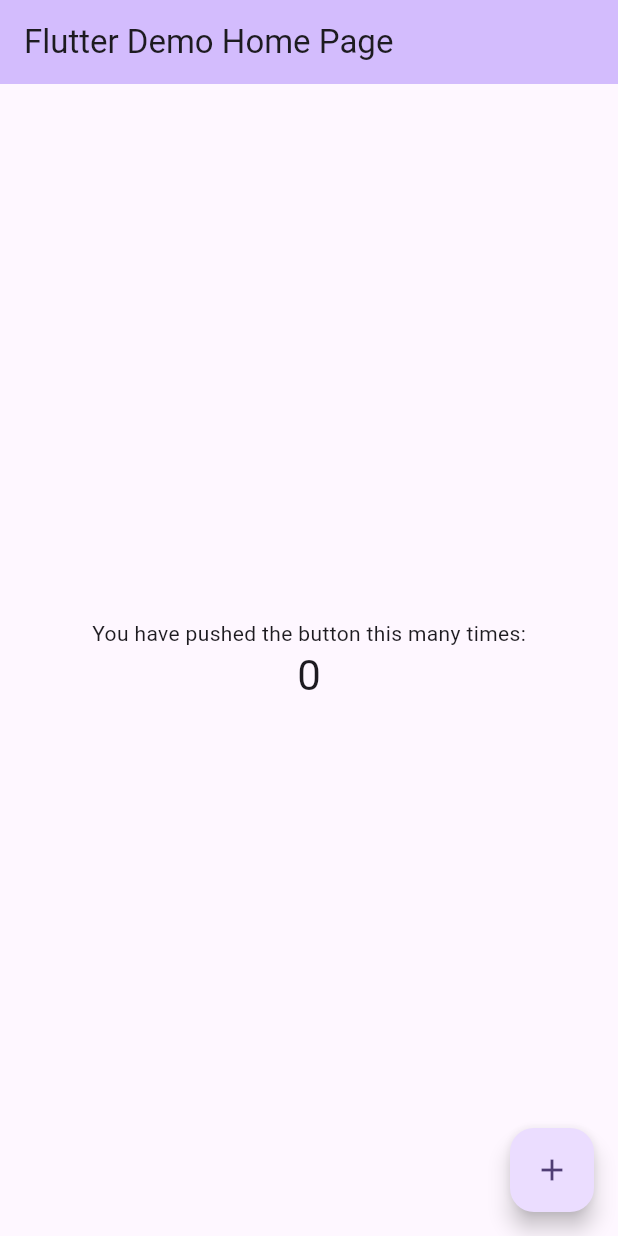
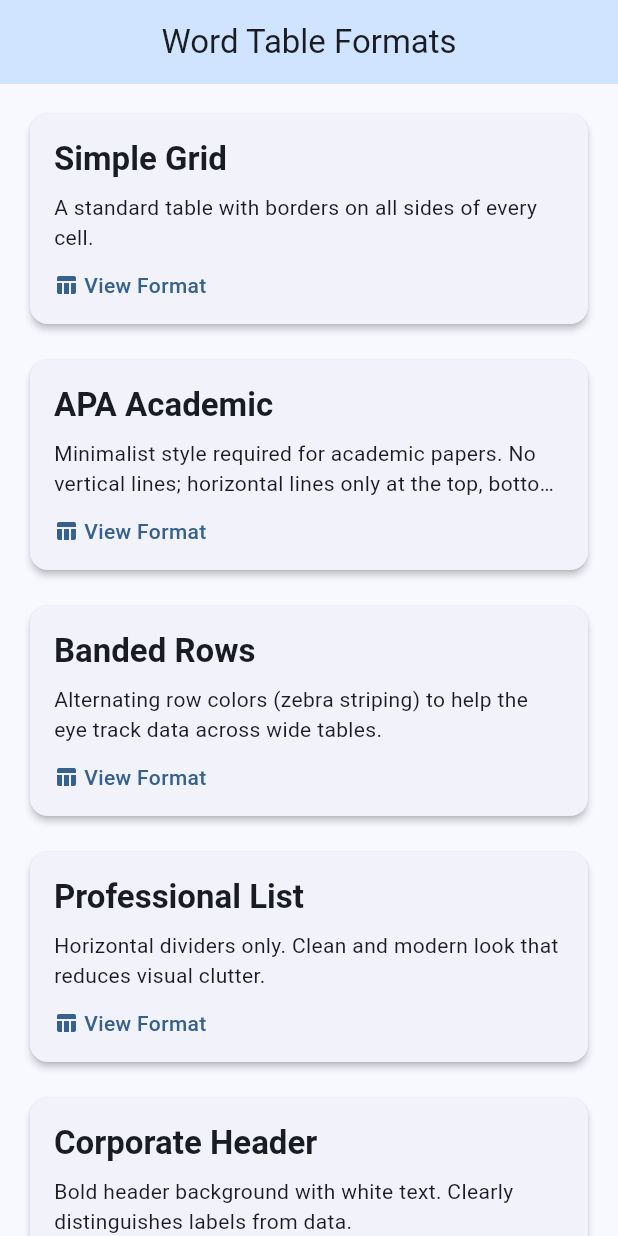
Before and after one commit to could-ai/019ae277-2196-7bca-9d03-e1aa811c6b36, a Flutter app: the screen it shows after launch, on a phone screen of 412 x 824 dp. Run offline on Flutter 3.47's test engine with Material 3 defaults, Android fonts, the phone set to English and light mode, and no system bars.

Commit message:
Initialize main application entry point with proper routing and theme configuration.; Create data model for table styles.; Create mock data for various Word table formats.; Create Home Screen to list available table formats.; Create a card widget to preview table styles in the list.; Create detail screen to show specific table format and instructions.; Create a reusable widget to render different table styles visually.

```diff
--- /dev/null
+++ b/usr/lib/data/table_data.dart
@@ -0,0 +1,39 @@
+import '../models/table_style.dart';
+
+final List<TableStyle> tableStyles = [
+  const TableStyle(
+    id: '1',
+    name: 'Simple Grid',
+    description: 'A standard table with borders on all sides of every cell.',
+    usage: 'General purpose data presentation where cell separation is critical.',
+    type: TableType.simpleGrid,
+  ),
+  const TableStyle(
+    id: '2',
+    name: 'APA Academic',
+    description: 'Minimalist style required for academic papers. No vertical lines; horizontal lines only at the top, bottom, and under the header.',
+    usage: 'Research papers, academic journals, and formal publications.',
+    type: TableType.apaAcademic,
+  ),
+  const TableStyle(
+    id: '3',
+    name: 'Banded Rows',
+    description: 'Alternating row colors (zebra striping) to help the eye track data across wide tables.',
+    usage: 'Financial reports, inventories, and long lists of data.',
+    type: TableType.bandedRows,
+  ),
+  const TableStyle(
+    id: '4',
+    name: 'Professional List',
+    description: 'Horizontal dividers only. Clean and modern look that reduces visual clutter.',
+    usage: 'Resumes, invoices, and modern business documents.',
+    type: TableType.listTable,
+  ),
+  const TableStyle(
+    id: '5',
+    name: 'Corporate Header',
+    description: 'Bold header background with white text. Clearly distinguishes labels from data.',
+    usage: 'Business presentations, marketing materials, and executive summaries.',
+    type: TableType.colorfulHeader,
+  ),
+];
--- a/usr/lib/main.dart
+++ b/usr/lib/main.dart
@@ -1,4 +1,5 @@
 import 'package:flutter/material.dart';
+import 'screens/home_screen.dart';
 
 void main() {
   runApp(const MyApp());
@@ -7,117 +8,23 @@ void main() {
 class MyApp extends StatelessWidget {
   const MyApp({super.key});
 
-  // This widget is the root of your application.
   @override
   Widget build(BuildContext context) {
     return MaterialApp(
-      title: 'Flutter Demo',
+      title: 'Word Table Formats',
       debugShowCheckedModeBanner: false,
       theme: ThemeData(
-        // This is the theme of your application.
-        //
-        // TRY THIS: Try running your application with "flutter run". You'll see
-        // the application has a purple toolbar. Then, without quitting the app,
-        // try changing the seedColor in the colorScheme below to Colors.green
-        // and then invoke "hot reload" (save your changes or press the "hot
-        // reload" button in a Flutter-supported IDE, or press "r" if you used
-        // the command line to start the app).
-        //
-        // Notice that the counter didn't reset back to zero; the application
-        // state is not lost during the reload. To reset the state, use hot
-        // restart instead.
-        //
-        // This works for code too, not just values: Most code changes can be
-        // tested with just a hot reload.
-        colorScheme: ColorScheme.fromSeed(seedColor: Colors.deepPurple),
+        colorScheme: ColorScheme.fromSeed(seedColor: Colors.blue),
+        useMaterial3: true,
+        appBarTheme: const AppBarTheme(
+          centerTitle: true,
+          elevation: 0,
+        ),
       ),
       initialRoute: '/',
       routes: {
-        '/': (context) => const MyHomePage(title: 'Flutter Demo Home Page'),
+        '/': (context) => const HomeScreen(),
       },
     );
   }
 }
-
-class MyHomePage extends StatefulWidget {
-  const MyHomePage({super.key, required this.title});
-
-  // This widget is the home page of your application. It is stateful, meaning
-  // that it has a State object (defined below) that contains fields that affect
-  // how it looks.
-
-  // This class is the configuration for the state. It holds the values (in this
-  // case the title) provided by the parent (in this case the App widget) and
-  // used by the build method of the State. Fields in a Widget subclass are
-  // always marked "final".
-
-  final String title;
-
-  @override
-  State<MyHomePage> createState() => _MyHomePageState();
-}
-
-class _MyHomePageState extends State<MyHomePage> {
-  int _counter = 0;
-
-  void _incrementCounter() {
-    setState(() {
-      // This call to setState tells the Flutter framework that something has
-      // changed in this State, which causes it to rerun the build method below
-      // so that the display can reflect the updated values. If we changed
-      // _counter without calling setState(), then the build method would not be
-      // called again, and so nothing would appear to happen.
-      _counter++;
-    });
-  }
-
-  @override
-  Widget build(BuildContext context) {
-    // This method is rerun every time setState is called, for instance as done
-    // by the _incrementCounter method above.
-    //
-    // The Flutter framework has been optimized to make rerunning build methods
-    // fast, so that you can just rebuild anything that needs updating rather
-    // than having to individually change instances of widgets.
-    return Scaffold(
-      appBar: AppBar(
-        // TRY THIS: Try changing the color here to a specific color (to
-        // Colors.amber, perhaps?) and trigger a hot reload to see the AppBar
-        // change color while the other colors stay the same.
-        backgroundColor: Theme.of(context).colorScheme.inversePrimary,
-        // Here we take the value from the MyHomePage object that was created by
-        // the App.build method, and use it to set our appbar title.
-        title: Text(widget.title),
-      ),
-      body: Center(
-        // Center is a layout widget. It takes a single child and positions it
-        // in the middle of the parent.
-        child: Column(
-          // Column is also a layout widget. It takes a list of children and
-          // arranges them vertically. By default, it sizes itself to fit its
-          // children horizontally, and tries to be as tall as its parent.
-          //
-          // Column has various properties to control how it sizes itself and
-          // how it positions its children. Here we use mainAxisAlignment to
-          // center the children vertically; the main axis here is the vertical
-          // axis because Columns are vertical (the cross axis would be
-          // horizontal).
-          //
-          // TRY THIS: Invoke "debug painting" (choose the "Toggle Debug Paint"
-          // action in the IDE, or press "p" in the console), to see the
-          // wireframe for each widget.
-          mainAxisAlignment: MainAxisAlignment.center,
-          children: <Widget>[
-            const Text('You have pushed the button this many times:'),
-            Text('$_counter', style: Theme.of(context).textTheme.headlineMedium),
-          ],
-        ),
-      ),
-      floatingActionButton: FloatingActionButton(
-        onPressed: _incrementCounter,
-        tooltip: 'Increment',
-        child: const Icon(Icons.add),
-      ), // This trailing comma makes auto-formatting nicer for build methods.
-    );
-  }
-}
--- /dev/null
+++ b/usr/lib/models/table_style.dart
@@ -0,0 +1,24 @@
+class TableStyle {
+  final String id;
+  final String name;
+  final String description;
+  final String usage;
+  final TableType type;
+
+  const TableStyle({
+    required this.id,
+    required this.name,
+    required this.description,
+    required this.usage,
+    required this.type,
+  });
+}
+
+enum TableType {
+  simpleGrid,
+  listTable,
+  apaAcademic,
+  professionalReport,
+  bandedRows,
+  colorfulHeader,
+}
--- /dev/null
+++ b/usr/lib/screens/home_screen.dart
@@ -0,0 +1,39 @@
+import 'package:flutter/material.dart';
+import '../data/table_data.dart';
+import '../widgets/table_preview_card.dart';
+import 'table_detail_screen.dart';
+
+class HomeScreen extends StatelessWidget {
+  const HomeScreen({super.key});
+
+  @override
+  Widget build(BuildContext context) {
+    return Scaffold(
+      appBar: AppBar(
+        title: const Text('Word Table Formats'),
+        backgroundColor: Theme.of(context).colorScheme.primaryContainer,
+      ),
+      body: ListView.builder(
+        padding: const EdgeInsets.all(16),
+        itemCount: tableStyles.length,
+        itemBuilder: (context, index) {
+          final style = tableStyles[index];
+          return Padding(
+            padding: const EdgeInsets.only(bottom: 16),
+            child: TablePreviewCard(
+              style: style,
+              onTap: () {
+                Navigator.push(
+                  context,
+                  MaterialPageRoute(
+                    builder: (context) => TableDetailScreen(style: style),
+                  ),
+                );
+              },
+            ),
+          );
+        },
+      ),
+    );
+  }
+}
--- /dev/null
+++ b/usr/lib/screens/table_detail_screen.dart
@@ -0,0 +1,152 @@
+import 'package:flutter/material.dart';
+import '../models/table_style.dart';
+import '../widgets/word_table_renderer.dart';
+
+class TableDetailScreen extends StatelessWidget {
+  final TableStyle style;
+
+  const TableDetailScreen({super.key, required this.style});
+
+  @override
+  Widget build(BuildContext context) {
+    return Scaffold(
+      appBar: AppBar(
+        title: Text(style.name),
+      ),
+      body: SingleChildScrollView(
+        padding: const EdgeInsets.all(16.0),
+        child: Column(
+          crossAxisAlignment: CrossAxisAlignment.start,
+          children: [
+            // Visual Representation
+            Container(
+              width: double.infinity,
+              padding: const EdgeInsets.all(16),
+              decoration: BoxDecoration(
+                color: Colors.white,
+                border: Border.all(color: Colors.grey.shade300),
+                borderRadius: BorderRadius.circular(8),
+                boxShadow: [
+                  BoxShadow(
+                    color: Colors.grey.withOpacity(0.1),
+                    blurRadius: 4,
+                    offset: const Offset(0, 2),
+                  ),
+                ],
+              ),
+              child: Column(
+                crossAxisAlignment: CrossAxisAlignment.start,
+                children: [
+                  Text(
+                    "Preview",
+                    style: Theme.of(context).textTheme.labelLarge?.copyWith(
+                      color: Colors.grey.shade600,
+                    ),
+                  ),
+                  const SizedBox(height: 16),
+                  WordTableRenderer(type: style.type),
+                ],
+              ),
+            ),
+
+            const SizedBox(height: 24),
+
+            // Description Section
+            _buildSectionTitle(context, 'Description'),
+            Text(style.description, style: Theme.of(context).textTheme.bodyLarge),
+
+            const SizedBox(height: 24),
+
+            // Usage Section
+            _buildSectionTitle(context, 'Best Used For'),
+            Container(
+              padding: const EdgeInsets.all(12),
+              decoration: BoxDecoration(
+                color: Theme.of(context).colorScheme.secondaryContainer.withOpacity(0.3),
+                borderRadius: BorderRadius.circular(8),
+                border: Border.all(
+                  color: Theme.of(context).colorScheme.secondaryContainer,
+                ),
+              ),
+              child: Row(
+                children: [
+                  Icon(Icons.lightbulb_outline,
+                    color: Theme.of(context).colorScheme.secondary
+                  ),
+                  const SizedBox(width: 12),
+                  Expanded(
+                    child: Text(
+                      style.usage,
+                      style: Theme.of(context).textTheme.bodyMedium?.copyWith(
+                        color: Theme.of(context).colorScheme.onSurfaceVariant,
+                      ),
+                    ),
+                  ),
+                ],
+              ),
+            ),
+
+            const SizedBox(height: 24),
+
+            // Instructions
+            _buildSectionTitle(context, 'How to Create in Word'),
+            _buildInstructionStep(1, 'Insert a table with your desired dimensions.'),
+            _buildInstructionStep(2, _getSpecificInstruction(style.type)),
+            _buildInstructionStep(3, 'Adjust column widths to fit content.'),
+          ],
+        ),
+      ),
+    );
+  }
+
+  Widget _buildSectionTitle(BuildContext context, String title) {
+    return Padding(
+      padding: const EdgeInsets.only(bottom: 8.0),
+      child: Text(
+        title,
+        style: Theme.of(context).textTheme.titleMedium?.copyWith(
+          fontWeight: FontWeight.bold,
+          color: Theme.of(context).colorScheme.primary,
+        ),
+      ),
+    );
+  }
+
+  Widget _buildInstructionStep(int step, String text) {
+    return Padding(
+      padding: const EdgeInsets.only(bottom: 8.0),
+      child: Row(
+        crossAxisAlignment: CrossAxisAlignment.start,
+        children: [
+          CircleAvatar(
+            radius: 10,
+            backgroundColor: Colors.grey.shade300,
+            child: Text(
+              step.toString(),
+              style: const TextStyle(fontSize: 12, color: Colors.black87),
+            ),
+          ),
+          const SizedBox(width: 12),
+          Expanded(child: Text(text)),
+        ],
+      ),
+    );
+  }
+
+  String _getSpecificInstruction(TableType type) {
+    switch (type) {
+      case TableType.simpleGrid:
+        return 'Select the table, go to Table Design > Borders, and select "All Borders".';
+      case TableType.apaAcademic:
+        return 'Remove all vertical borders. Add a top border and bottom border to the header row, and a bottom border to the very last row of the table.';
+      case TableType.bandedRows:
+        return 'In Table Design options, check "Banded Rows". Choose a table style that supports alternating colors.';
+      case TableType.listTable:
+        return 'Remove vertical borders. Keep only horizontal borders between rows for a clean list look.';
+      case TableType.colorfulHeader:
+        return 'Select the top row, go to Shading, and pick a dark color. Change font color to white for contrast.';
+      default:
+        return 'Apply standard formatting.';
+    }
+  }
+}
--- /dev/null
+++ b/usr/lib/widgets/table_preview_card.dart
@@ -0,0 +1,62 @@
+import 'package:flutter/material.dart';
+import '../models/table_style.dart';
+
+class TablePreviewCard extends StatelessWidget {
+  final TableStyle style;
+  final VoidCallback onTap;
+
+  const TablePreviewCard({
+    super.key,
+    required this.style,
+    required this.onTap,
+  });
+
+  @override
+  Widget build(BuildContext context) {
+    return Card(
+      elevation: 2,
+      clipBehavior: Clip.antiAlias,
+      child: InkWell(
+        onTap: onTap,
+        child: Padding(
+          padding: const EdgeInsets.all(16.0),
+          child: Column(
+            crossAxisAlignment: CrossAxisAlignment.start,
+            children: [
+              Text(
+                style.name,
+                style: Theme.of(context).textTheme.titleLarge?.copyWith(
+                      fontWeight: FontWeight.bold,
+                    ),
+              ),
+              const SizedBox(height: 8),
+              Text(
+                style.description,
+                style: Theme.of(context).textTheme.bodyMedium,
+                maxLines: 2,
+                overflow: TextOverflow.ellipsis,
+              ),
+              const SizedBox(height: 12),
+              Row(
+                children: [
+                  Icon(Icons.table_chart,
+                    size: 16,
+                    color: Theme.of(context).colorScheme.primary
+                  ),
+                  const SizedBox(width: 4),
+                  Text(
+                    'View Format',
+                    style: TextStyle(
+                      color: Theme.of(context).colorScheme.primary,
+                      fontWeight: FontWeight.w500,
+                    ),
+                  ),
+                ],
+              ),
+            ],
+          ),
+        ),
+      ),
+    );
+  }
+}
--- /dev/null
+++ b/usr/lib/widgets/word_table_renderer.dart
@@ -0,0 +1,140 @@
+import 'package:flutter/material.dart';
+import '../models/table_style.dart';
+
+class WordTableRenderer extends StatelessWidget {
+  final TableType type;
+
+  const WordTableRenderer({super.key, required this.type});
+
+  @override
+  Widget build(BuildContext context) {
+    switch (type) {
+      case TableType.simpleGrid:
+        return _buildSimpleGrid();
+      case TableType.apaAcademic:
+        return _buildApaTable();
+      case TableType.bandedRows:
+        return _buildBandedTable(context);
+      case TableType.listTable:
+        return _buildListTable();
+      case TableType.colorfulHeader:
+        return _buildColorfulHeaderTable(context);
+      default:
+        return _buildSimpleGrid();
+    }
+  }
+
+  // 1. Simple Grid
+  Widget _buildSimpleGrid() {
+    return Table(
+      border: TableBorder.all(color: Colors.black),
+      children: [
+        _buildRow(['Header 1', 'Header 2', 'Header 3'], isHeader: true),
+        _buildRow(['Data A1', 'Data A2', 'Data A3']),
+        _buildRow(['Data B1', 'Data B2', 'Data B3']),
+        _buildRow(['Data C1', 'Data C2', 'Data C3']),
+      ],
+    );
+  }
+
+  // 2. APA Style (Academic)
+  Widget _buildApaTable() {
+    return Table(
+      border: const TableBorder(
+        top: BorderSide(width: 2.0, color: Colors.black),
+        bottom: BorderSide(width: 2.0, color: Colors.black),
+        horizontalInside: BorderSide.none,
+        verticalInside: BorderSide.none,
+      ),
+      children: [
+        TableRow(
+          decoration: const BoxDecoration(
+            border: Border(bottom: BorderSide(width: 1.0, color: Colors.black)),
+          ),
+          children: _buildCells(['Variable', 'Mean (M)', 'SD'], isHeader: true),
+        ),
+        _buildRow(['Condition A', '4.52', '1.2']),
+        _buildRow(['Condition B', '3.89', '0.9']),
+        _buildRow(['Condition C', '5.12', '1.5']),
+      ],
+    );
+  }
+
+  // 3. Banded Rows
+  Widget _buildBandedTable(BuildContext context) {
+    final color = Theme.of(context).colorScheme.primary.withOpacity(0.1);
+    return Table(
+      border: TableBorder.all(color: Colors.grey.shade300),
+      children: [
+        _buildRow(['Item', 'Qty', 'Price'], isHeader: true, color: Colors.grey.shade200),
+        _buildRow(['Widget A', '10', '\$5.00']),
+        _buildRow(['Widget B', '5', '\$12.50'], color: color),
+        _buildRow(['Widget C', '20', '\$2.00']),
+        _buildRow(['Widget D', '8', '\$8.75'], color: color),
+      ],
+    );
+  }
+
+  // 4. List Table (Horizontal lines only)
+  Widget _buildListTable() {
+    return Table(
+      border: const TableBorder(
+        horizontalInside: BorderSide(width: 1.0, color: Colors.grey),
+        bottom: BorderSide(width: 1.0, color: Colors.grey),
+      ),
+      children: [
+        _buildRow(['Task Name', 'Assignee', 'Status'], isHeader: true),
+        _buildRow(['Design UI', 'Alice', 'Done']),
+        _buildRow(['Backend API', 'Bob', 'In Progress']),
+        _buildRow(['Testing', 'Charlie', 'Pending']),
+      ],
+    );
+  }
+
+  // 5. Colorful Header
+  Widget _buildColorfulHeaderTable(BuildContext context) {
+    final primaryColor = Theme.of(context).colorScheme.primary;
+    return Table(
+      border: TableBorder.all(color: Colors.grey.shade400),
+      children: [
+        TableRow(
+          decoration: BoxDecoration(color: primaryColor),
+          children: [
+            _buildCell('Quarter', isHeader: true, textColor: Colors.white),
+            _buildCell('Revenue', isHeader: true, textColor: Colors.white),
+            _buildCell('Growth', isHeader: true, textColor: Colors.white),
+          ],
+        ),
+        _buildRow(['Q1 2023', '\$10k', '+5%']),
+        _buildRow(['Q2 2023', '\$12k', '+20%']),
+        _buildRow(['Q3 2023', '\$11k', '-8%']),
+      ],
+    );
+  }
+
+  TableRow _buildRow(List<String> cells, {bool isHeader = false, Color? color}) {
+    return TableRow(
+      decoration: color != null ? BoxDecoration(color: color) : null,
+      children: cells.map((c) => _buildCell(c, isHeader: isHeader)).toList(),
+    );
+  }
+
+  Widget _buildCell(String text, {bool isHeader = false, Color? textColor}) {
+    return Padding(
+      padding: const EdgeInsets.all(12.0),
+      child: Text(
+        text,
+        style: TextStyle(
+          fontWeight: isHeader ? FontWeight.bold : FontWeight.normal,
+          fontSize: isHeader ? 14 : 14,
+          color: textColor ?? Colors.black87,
+        ),
+        textAlign: TextAlign.left,
+      ),
+    );
+  }
+
+  List<Widget> _buildCells(List<String> cells, {bool isHeader = false}) {
+    return cells.map((c) => _buildCell(c, isHeader: isHeader)).toList();
+  }
+}
```
